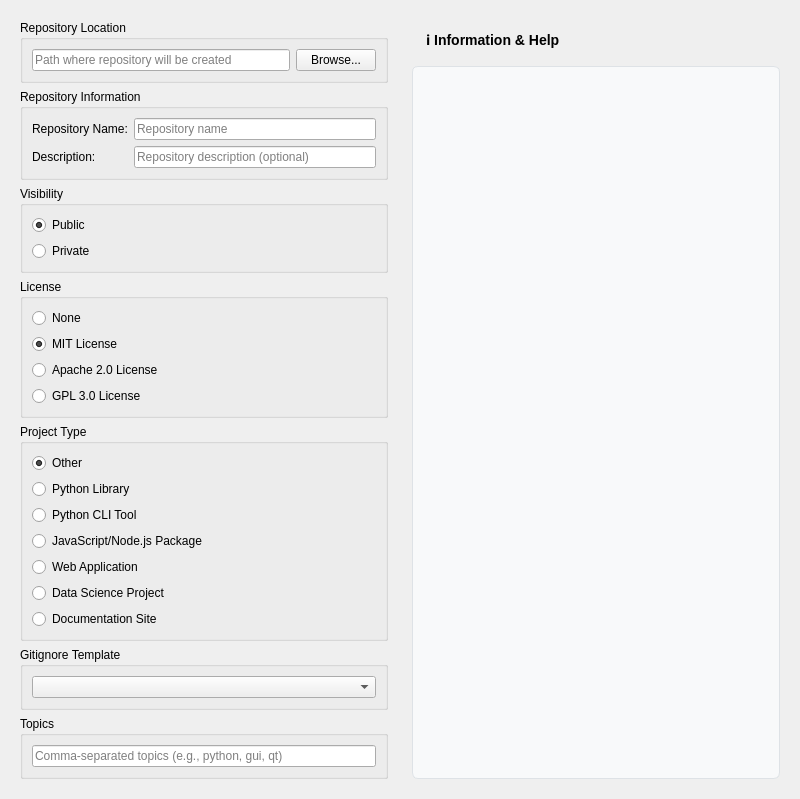
First picture: the form in src/repospark/assets/ui/basic_tab.ui, repository RichLewis007/RepoSpark, before the edit.
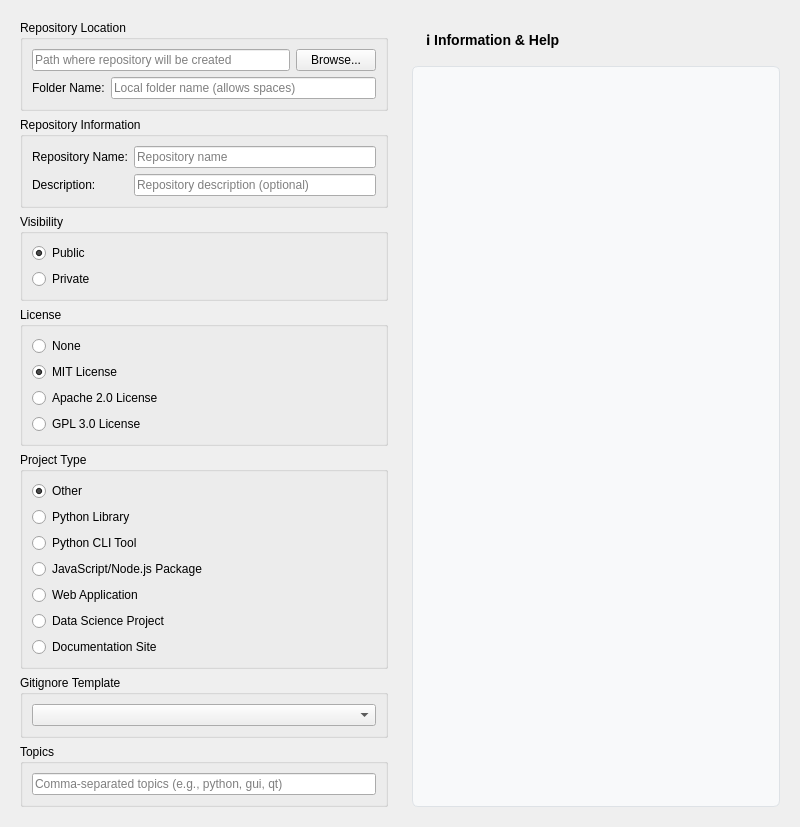
Second picture: the form after the edit.

Commit message: improvements to basic and advanced tabs in app.

The edit to the form file:
```diff
--- a/src/repospark/assets/ui/basic_tab.ui
+++ b/src/repospark/assets/ui/basic_tab.ui
@@ -19,7 +19,9 @@
         <property name="title">
          <string>Repository Location</string>
         </property>
-        <layout class="QHBoxLayout" name="location_layout">
+        <layout class="QVBoxLayout" name="location_layout">
+         <item>
+          <layout class="QHBoxLayout" name="location_path_layout">
          <item>
           <widget class="QLineEdit" name="repo_location_edit">
            <property name="placeholderText">
@@ -33,6 +35,26 @@
             <string>Browse...</string>
            </property>
           </widget>
+           </item>
+          </layout>
+         </item>
+         <item>
+          <layout class="QFormLayout" name="folder_name_layout">
+           <item row="0" column="0">
+            <widget class="QLabel">
+             <property name="text">
+              <string>Folder Name:</string>
+             </property>
+            </widget>
+           </item>
+           <item row="0" column="1">
+            <widget class="QLineEdit" name="folder_name_edit">
+             <property name="placeholderText">
+              <string>Local folder name (allows spaces)</string>
+             </property>
+            </widget>
+           </item>
+          </layout>
          </item>
         </layout>
        </widget>
```
Lines whose indentation alone changed are shown as unchanged. The commit also changes 4 other files.
